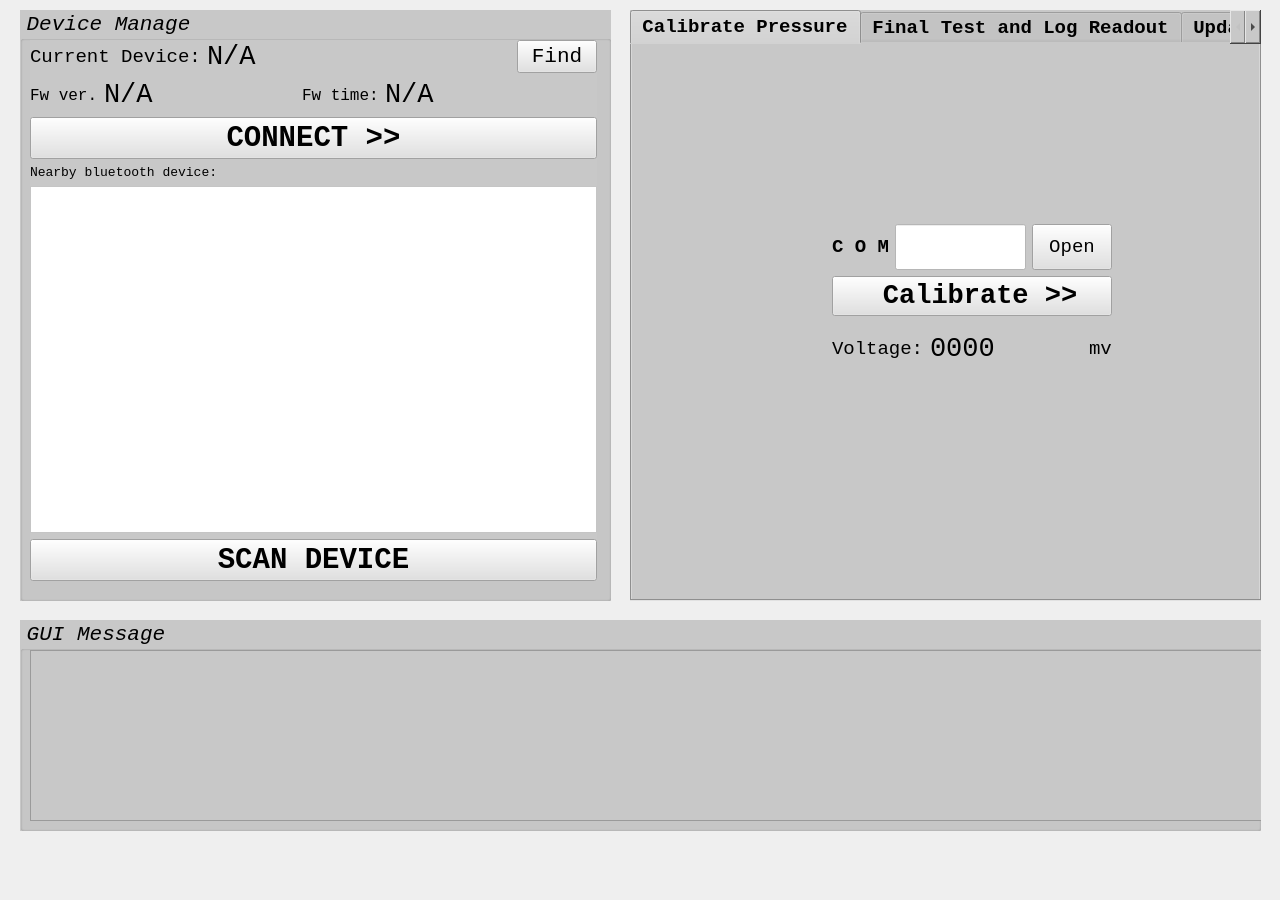
Old version of the form page/factory_full_test/UI_factory_test_page.ui in the repository JohnsonChouCrestDiving/eopi_debugger.
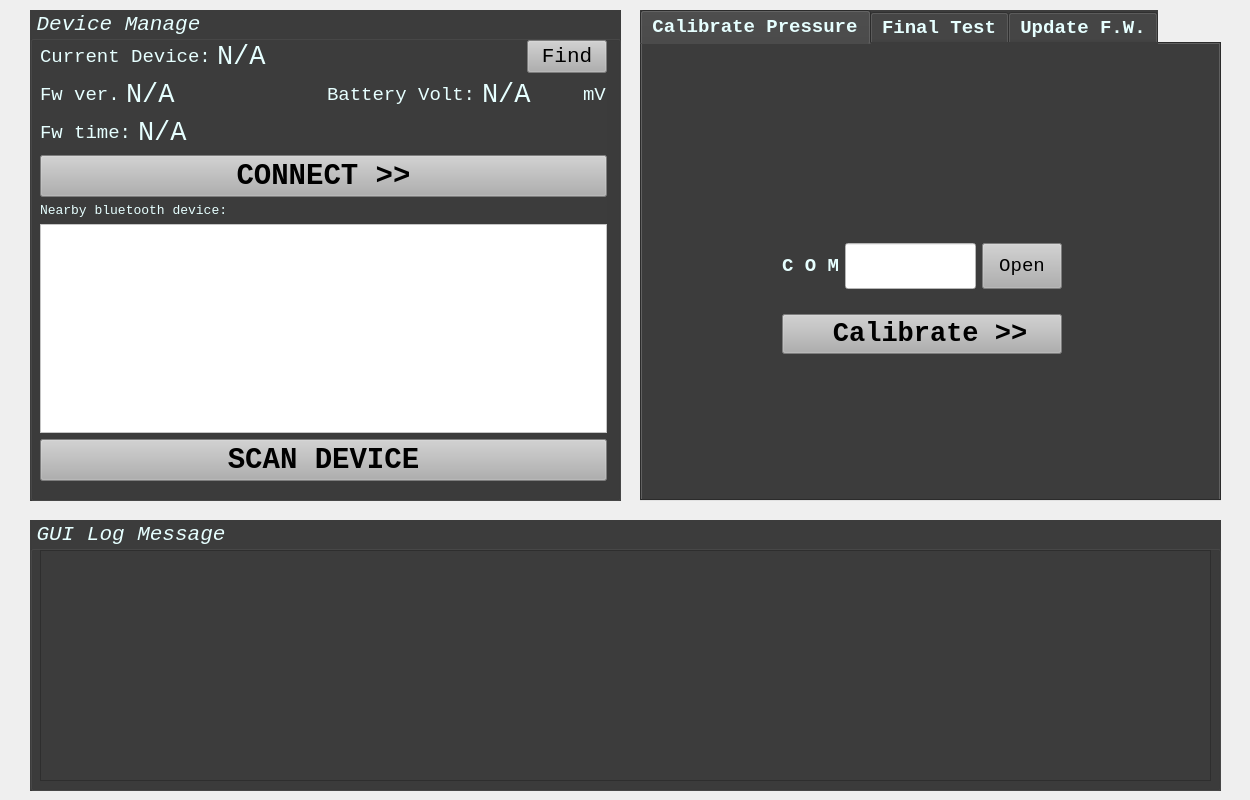
New version of the form. The open tabs and pages were chosen to show the change. Custom widgets are drawn as their Qt base class.

```diff
--- a/page/factory_full_test/UI_factory_test_page.ui
+++ b/page/factory_full_test/UI_factory_test_page.ui
@@ -6,20 +6,20 @@
    <rect>
     <x>0</x>
     <y>0</y>
-    <width>1280</width>
-    <height>900</height>
+    <width>1250</width>
+    <height>800</height>
    </rect>
   </property>
   <property name="minimumSize">
    <size>
-    <width>1280</width>
-    <height>900</height>
+    <width>1250</width>
+    <height>800</height>
    </size>
   </property>
   <property name="maximumSize">
    <size>
-    <width>1280</width>
-    <height>900</height>
+    <width>1250</width>
+    <height>800</height>
    </size>
   </property>
   <property name="font">
@@ -43,10 +43,10 @@
   <widget class="QGroupBox" name="gBox_DevManager">
    <property name="geometry">
     <rect>
-     <x>20</x>
+     <x>30</x>
      <y>10</y>
      <width>591</width>
-     <height>591</height>
+     <height>491</height>
     </rect>
    </property>
    <property name="font">
@@ -58,7 +58,8 @@
     </font>
    </property>
    <property name="styleSheet">
-    <string notr="true">background-color: rgb(200, 200, 200);</string>
+    <string notr="true">background-color: rgb(60, 60, 60);
+color: rgb(230, 255, 255);</string>
    </property>
    <property name="title">
     <string>Device Manage</string>
@@ -75,10 +76,10 @@
       <x>10</x>
       <y>30</y>
       <width>567</width>
-      <height>541</height>
+      <height>441</height>
      </rect>
     </property>
-    <layout class="QVBoxLayout" name="VLayout_devManage" stretch="10,0,0,0,100,0">
+    <layout class="QVBoxLayout" name="VLayout_devManage" stretch="10,0,0,0,0,100,0">
      <item>
       <layout class="QHBoxLayout" name="HLayout_currDev" stretch="0,5,0">
        <property name="topMargin">
@@ -126,7 +127,8 @@
           </font>
          </property>
          <property name="styleSheet">
-          <string notr="true">background-color: rgb(225, 225, 225);</string>
+          <string notr="true">background-color: rgb(175, 175, 175);
+color: rgb(0, 0, 0);</string>
          </property>
          <property name="text">
           <string>Find</string>
@@ -136,7 +138,7 @@
       </layout>
      </item>
      <item>
-      <layout class="QHBoxLayout" name="horizontalLayout" stretch="9,10">
+      <layout class="QHBoxLayout" name="horizontalLayout" stretch="1,1">
        <item>
         <layout class="QHBoxLayout" name="HLayout_fwVer" stretch="0,1">
          <property name="topMargin">
@@ -147,7 +149,7 @@
            <property name="font">
             <font>
              <family>Consolas</family>
-             <pointsize>12</pointsize>
+             <pointsize>14</pointsize>
              <weight>50</weight>
              <bold>false</bold>
             </font>
@@ -176,27 +178,27 @@
         </layout>
        </item>
        <item>
-        <layout class="QHBoxLayout" name="HLayout_fwTime" stretch="0,5">
+        <layout class="QHBoxLayout" name="HLayout_DevVolt" stretch="0,5,0">
          <property name="topMargin">
           <number>0</number>
          </property>
          <item>
-          <widget class="QLabel" name="label_fwTime">
+          <widget class="QLabel" name="label_BattVolt">
            <property name="font">
             <font>
              <family>Consolas</family>
-             <pointsize>12</pointsize>
+             <pointsize>14</pointsize>
              <weight>50</weight>
              <bold>false</bold>
             </font>
            </property>
            <property name="text">
-            <string>Fw time:</string>
+            <string>Battery Volt:</string>
            </property>
           </widget>
          </item>
          <item>
-          <widget class="QLabel" name="label_currFwTime">
+          <widget class="QLabel" name="label_currentBattVolt">
            <property name="font">
             <font>
              <family>Consolas</family>
@@ -211,10 +213,61 @@
            </property>
           </widget>
          </item>
+         <item>
+          <widget class="QLabel" name="label_mV">
+           <property name="font">
+            <font>
+             <family>Consolas</family>
+             <pointsize>14</pointsize>
+            </font>
+           </property>
+           <property name="text">
+            <string>mV</string>
+           </property>
+          </widget>
+         </item>
         </layout>
        </item>
       </layout>
      </item>
+     <item>
+      <layout class="QHBoxLayout" name="HLayout_fwTime" stretch="0,5">
+       <property name="topMargin">
+        <number>0</number>
+       </property>
+       <item>
+        <widget class="QLabel" name="label_fwTime">
+         <property name="font">
+          <font>
+           <family>Consolas</family>
+           <pointsize>14</pointsize>
+           <weight>50</weight>
+           <bold>false</bold>
+          </font>
+         </property>
+         <property name="text">
+          <string>Fw time:</string>
+         </property>
+        </widget>
+       </item>
+       <item>
+        <widget class="QLabel" name="label_currFwTime">
+         <property name="font">
+          <font>
+           <family>Consolas</family>
+           <pointsize>20</pointsize>
+          </font>
+         </property>
+         <property name="text">
+          <string>N/A</string>
+         </property>
+         <property name="alignment">
+          <set>Qt::AlignJustify|Qt::AlignVCenter</set>
+         </property>
+        </widget>
+       </item>
+      </layout>
+     </item>
      <item>
       <widget class="QPushButton" name="Btn_connect">
        <property name="font">
@@ -230,7 +283,8 @@
         <cursorShape>PointingHandCursor</cursorShape>
        </property>
        <property name="styleSheet">
-        <string notr="true">background-color: rgb(225, 225, 225);</string>
+        <string notr="true">background-color: rgb(175, 175, 175);
+color: rgb(0, 0, 0);</string>
        </property>
        <property name="text">
         <string>CONNECT &gt;&gt;</string>
@@ -263,7 +317,8 @@
         <cursorShape>PointingHandCursor</cursorShape>
        </property>
        <property name="styleSheet">
-        <string notr="true">background-color: rgb(255, 255, 255);</string>
+        <string notr="true">background-color: rgb(255,255,255);
+color: rgb(0, 0, 0);</string>
        </property>
       </widget>
      </item>
@@ -282,7 +337,8 @@
         <cursorShape>PointingHandCursor</cursorShape>
        </property>
        <property name="styleSheet">
-        <string notr="true">background-color: rgb(225, 225, 225);</string>
+        <string notr="true">background-color: rgb(175, 175, 175);
+color: rgb(0, 0, 0);</string>
        </property>
        <property name="text">
         <string>SCAN DEVICE</string>
@@ -295,10 +351,10 @@
   <widget class="QGroupBox" name="gBox_guiMesg">
    <property name="geometry">
     <rect>
-     <x>20</x>
-     <y>620</y>
-     <width>1241</width>
-     <height>211</height>
+     <x>30</x>
+     <y>520</y>
+     <width>1191</width>
+     <height>271</height>
     </rect>
    </property>
    <property name="font">
@@ -309,18 +365,19 @@
     </font>
    </property>
    <property name="styleSheet">
-    <string notr="true">background-color: rgb(200, 200, 200);</string>
+    <string notr="true">background-color: rgb(60, 60, 60);
+color: rgb(230, 255, 255);</string>
    </property>
    <property name="title">
-    <string>GUI Message</string>
+    <string>GUI Log Message</string>
    </property>
    <widget class="QTextBrowser" name="textBrowser_guiMessage">
     <property name="geometry">
      <rect>
       <x>10</x>
       <y>30</y>
-      <width>1241</width>
-      <height>171</height>
+      <width>1171</width>
+      <height>231</height>
      </rect>
     </property>
     <property name="font">
@@ -331,17 +388,17 @@
      </font>
     </property>
     <property name="styleSheet">
-     <string notr="true"/>
+     <string notr="true">color: rgb(255, 255, 255);</string>
     </property>
    </widget>
   </widget>
   <widget class="QTabWidget" name="tabWidget_action">
    <property name="geometry">
     <rect>
-     <x>630</x>
+     <x>640</x>
      <y>10</y>
-     <width>631</width>
-     <height>591</height>
+     <width>581</width>
+     <height>491</height>
     </rect>
    </property>
    <property name="font">
@@ -356,7 +413,8 @@
     <cursorShape>ArrowCursor</cursorShape>
    </property>
    <property name="styleSheet">
-    <string notr="true">background-color: rgb(200, 200, 200);</string>
+    <string notr="true">background-color: rgb(60, 60, 60);
+color: rgb(230, 255, 255);</string>
    </property>
    <property name="tabPosition">
     <enum>QTabWidget::North</enum>
@@ -383,13 +441,16 @@
     <bool>false</bool>
    </property>
    <widget class="QWidget" name="tab_calP">
+    <property name="styleSheet">
+     <string notr="true"/>
+    </property>
     <attribute name="title">
      <string>Calibrate Pressure</string>
     </attribute>
     <widget class="QWidget" name="verticalLayoutWidget_4">
      <property name="geometry">
       <rect>
-       <x>200</x>
+       <x>140</x>
        <y>180</y>
        <width>280</width>
        <height>151</height>
@@ -441,7 +502,8 @@
            <bool>false</bool>
           </property>
           <property name="styleSheet">
-           <string notr="true">background-color: rgb(255, 255, 255);</string>
+           <string notr="true">background-color: rgb(255,255,255);
+color: rgb(0, 0, 0);</string>
           </property>
           <property name="inputMethodHints">
            <set>Qt::ImhDigitsOnly</set>
@@ -479,7 +541,8 @@
            <cursorShape>PointingHandCursor</cursorShape>
           </property>
           <property name="styleSheet">
-           <string notr="true">background-color: rgb(225, 225, 225);</string>
+           <string notr="true">background-color: rgb(175, 175, 175);
+color: rgb(0, 0, 0);</string>
           </property>
           <property name="text">
            <string>Open</string>
@@ -503,73 +566,21 @@
          <cursorShape>PointingHandCursor</cursorShape>
         </property>
         <property name="styleSheet">
-         <string notr="true">background-color: rgb(225, 225, 225);</string>
+         <string notr="true">background-color: rgb(175, 175, 175);
+color: rgb(0, 0, 0);</string>
         </property>
         <property name="text">
          <string> Calibrate &gt;&gt;</string>
         </property>
        </widget>
       </item>
-      <item>
-       <layout class="QHBoxLayout" name="HLayout_currVolt" stretch="0,5,0">
-        <property name="topMargin">
-         <number>0</number>
-        </property>
-        <item>
-         <widget class="QLabel" name="label_voltage">
-          <property name="font">
-           <font>
-            <family>Consolas</family>
-            <pointsize>14</pointsize>
-            <weight>50</weight>
-            <bold>false</bold>
-           </font>
-          </property>
-          <property name="text">
-           <string>Voltage:</string>
-          </property>
-         </widget>
-        </item>
-        <item>
-         <widget class="QLabel" name="label_currDevVolt">
-          <property name="font">
-           <font>
-            <family>Consolas</family>
-            <pointsize>20</pointsize>
-           </font>
-          </property>
-          <property name="text">
-           <string>0000</string>
-          </property>
-          <property name="alignment">
-           <set>Qt::AlignJustify|Qt::AlignVCenter</set>
-          </property>
-         </widget>
-        </item>
-        <item>
-         <widget class="QLabel" name="label_mv">
-          <property name="font">
-           <font>
-            <family>Consolas</family>
-            <pointsize>14</pointsize>
-            <weight>50</weight>
-            <bold>false</bold>
-           </font>
-          </property>
-          <property name="text">
-           <string>mv</string>
-          </property>
-         </widget>
-        </item>
-       </layout>
-      </item>
      </layout>
     </widget>
     <widget class="LED" name="LED_comPortOk" native="true">
      <property name="geometry">
       <rect>
-       <x>500</x>
-       <y>190</y>
+       <x>440</x>
+       <y>210</y>
        <width>40</width>
        <height>40</height>
       </rect>
@@ -593,7 +604,7 @@
    </widget>
    <widget class="QWidget" name="tab_writeSn">
     <attribute name="title">
-     <string>Final Test and Log Readout</string>
+     <string>Final Test</string>
     </attribute>
     <widget class="QWidget" name="verticalLayoutWidget_3">
      <property name="geometry">
@@ -891,23 +902,23 @@
     </widget>
    </widget>
   </widget>
-  <widget class="QLabel" name="label_showSatus">
+  <widget class="QLabel" name="label_waitMovie">
+   <property name="enabled">
+    <bool>true</bool>
+   </property>
    <property name="geometry">
     <rect>
-     <x>320</x>
-     <y>600</y>
+     <x>30</x>
+     <y>10</y>
      <width>591</width>
-     <height>251</height>
+     <height>491</height>
     </rect>
    </property>
-   <property name="font">
-    <font>
-     <family>Consolas</family>
-     <pointsize>195</pointsize>
-    </font>
-   </property>
    <property name="styleSheet">
-    <string notr="true">background-color: rgba(255, 255, 255, 0);</string>
+    <string notr="true">background-color: rgba(255, 255, 255,0);</string>
+   </property>
+   <property name="frameShape">
+    <enum>QFrame::NoFrame</enum>
    </property>
    <property name="text">
     <string/>
```
Left out of the diff: 61 changed lines with no effect on the pictures.
